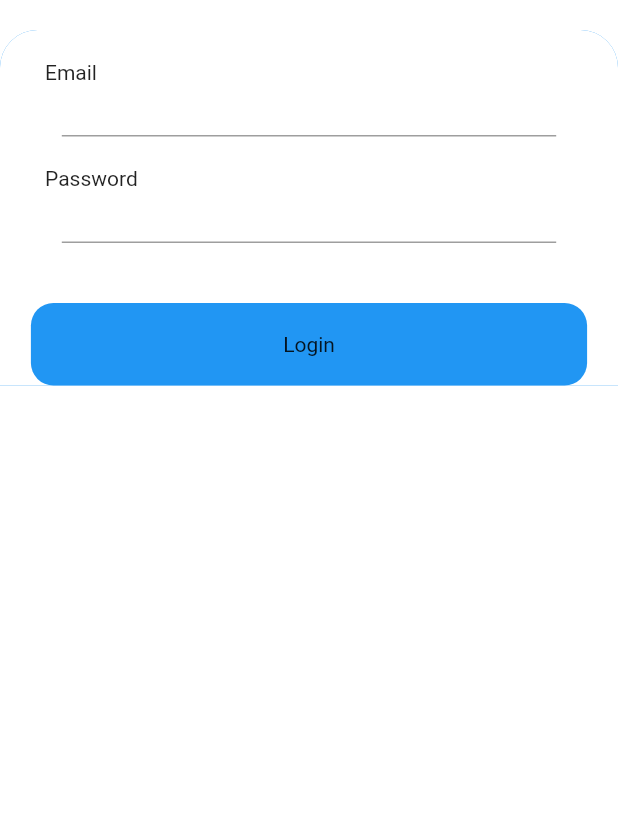
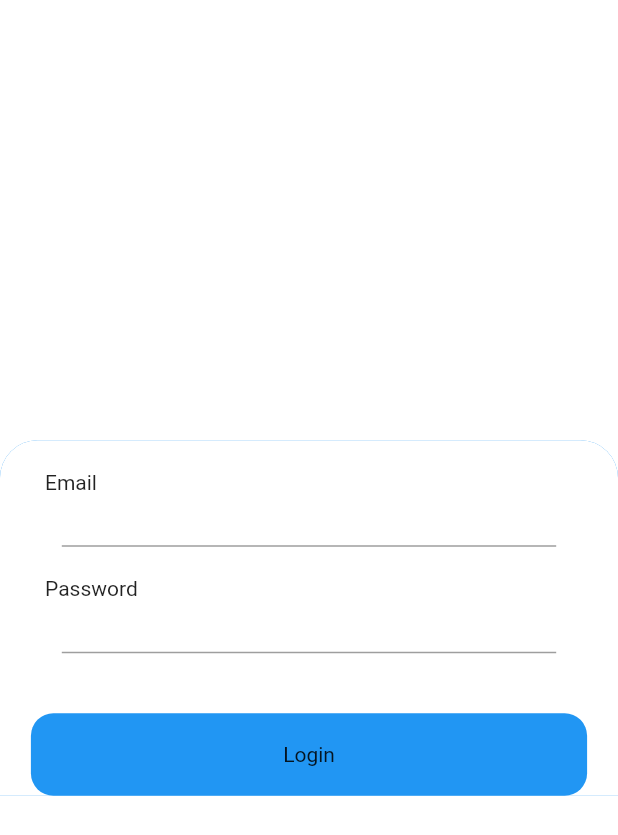
Before and after one commit to jesmin123/Firebase_Push, a Flutter app: the screen it shows after launch, on a phone screen of 412 x 824 dp. Shown: the top 835 px of the screen. Run offline on Flutter 3.47's test engine with Material 2 defaults, Android fonts, the phone set to English and light mode, and no system bars; our stand-ins replace firebase_auth, firebase_core, firebase_messaging, flutter_local_notifications, fluttertoast; accounts and stored records are empty.

Commit message:
final commit

```diff
--- a/lib/screens/login.dart
+++ b/lib/screens/login.dart
@@ -26,8 +26,9 @@ class _LoginState extends State<Login> {
         child: Form(
           key: _formKey,
           child: Column(
+            mainAxisAlignment: MainAxisAlignment.center,
             children: [
-              SizedBox(height: 20,),
+
               Container(
                 width: MediaQuery.of(context).size.width,
                 decoration: BoxDecoration(
```
